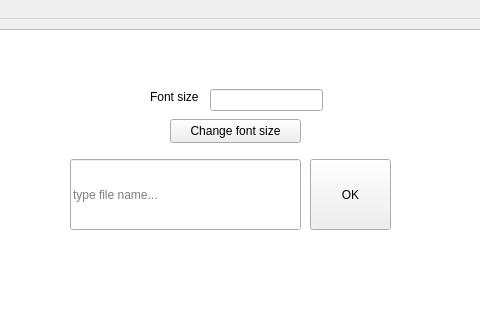
Above: form/mainwindow.ui from ilija-s/html-editor before the change; both pictures show x 140 to 620 and y 0 to 320 of the 800 by 600 pixel window. Below: the same form after it.
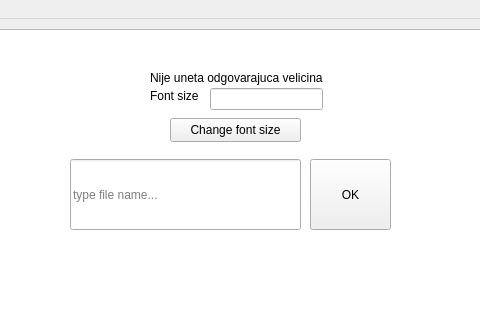
That is the form after the change. Custom widgets are drawn as their Qt base class.

```diff
--- a/form/mainwindow.ui
+++ b/form/mainwindow.ui
@@ -63,9 +63,9 @@
     <property name="geometry">
      <rect>
       <x>280</x>
-      <y>50</y>
-      <width>191</width>
-      <height>80</height>
+      <y>49</y>
+      <width>201</width>
+      <height>81</height>
      </rect>
     </property>
     <widget class="QLabel" name="lfontSize">
@@ -104,6 +104,19 @@
       </rect>
      </property>
     </widget>
+    <widget class="QLabel" name="lnotEntered">
+     <property name="geometry">
+      <rect>
+       <x>10</x>
+       <y>0</y>
+       <width>181</width>
+       <height>20</height>
+      </rect>
+     </property>
+     <property name="text">
+      <string>Nije uneta odgovarajuca velicina</string>
+     </property>
+    </widget>
    </widget>
   </widget>
   <widget class="QMenuBar" name="menubar">
```
